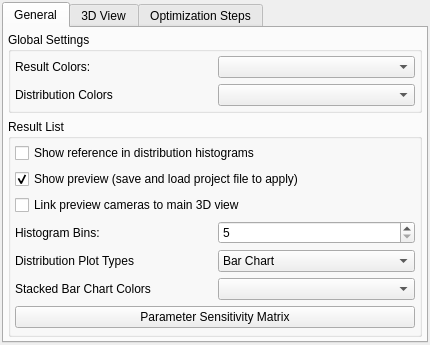
Above: modules/FiAKEr/FiAKErSettings.ui from 3dct/open_iA before the change. Below: the same form after it.
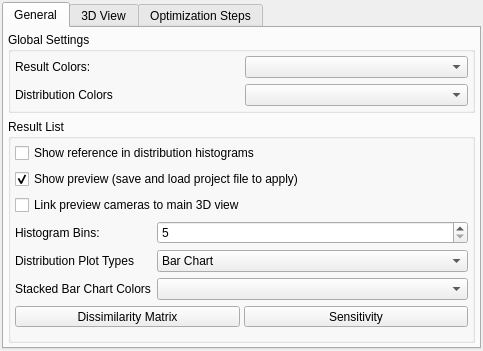
That is the form after the change.

Commit message: FIAKER: New button for sensitivity computation

```diff
--- a/modules/FiAKEr/FiAKErSettings.ui
+++ b/modules/FiAKEr/FiAKErSettings.ui
@@ -6,8 +6,8 @@
    <rect>
     <x>0</x>
     <y>0</y>
-    <width>403</width>
-    <height>330</height>
+    <width>483</width>
+    <height>351</height>
    </rect>
   </property>
   <property name="windowTitle">
@@ -110,20 +110,6 @@
           <property name="bottomMargin">
            <number>4</number>
           </property>
-          <item row="5" column="0">
-           <widget class="QLabel" name="lbHistogramShow">
-            <property name="text">
-             <string>Histogram Bins:</string>
-            </property>
-           </widget>
-          </item>
-          <item row="8" column="0" colspan="2">
-           <widget class="QPushButton" name="pbSensitivity">
-            <property name="text">
-             <string>Parameter Sensitivity Matrix</string>
-            </property>
-           </widget>
-          </item>
           <item row="0" column="0" colspan="2">
            <widget class="QCheckBox" name="cbShowReferenceDistribution">
             <property name="text">
@@ -131,29 +117,14 @@
             </property>
            </widget>
           </item>
-          <item row="7" column="0">
-           <widget class="QLabel" name="lbStackedBarColors">
-            <property name="text">
-             <string>Stacked Bar Chart Colors</string>
-            </property>
-           </widget>
-          </item>
-          <item row="6" column="1">
-           <widget class="QComboBox" name="cmbboxDistributionPlotType">
-            <item>
-             <property name="text">
-              <string>Bar Chart</string>
-             </property>
-            </item>
-            <item>
-             <property name="text">
-              <string>Line Graph</string>
-             </property>
-            </item>
-           </widget>
-          </item>
           <item row="5" column="1">
            <widget class="QSpinBox" name="sbHistogramBins">
+            <property name="sizePolicy">
+             <sizepolicy hsizetype="Expanding" vsizetype="Fixed">
+              <horstretch>0</horstretch>
+              <verstretch>0</verstretch>
+             </sizepolicy>
+            </property>
             <property name="minimum">
              <number>5</number>
             </property>
@@ -162,8 +133,56 @@
             </property>
            </widget>
           </item>
+          <item row="5" column="0">
+           <widget class="QLabel" name="lbHistogramShow">
+            <property name="text">
+             <string>Histogram Bins:</string>
+            </property>
+           </widget>
+          </item>
+          <item row="6" column="0">
+           <widget class="QLabel" name="lbDistributionPlotType">
+            <property name="text">
+             <string>Distribution Plot Types</string>
+            </property>
+           </widget>
+          </item>
           <item row="7" column="1">
-           <widget class="QComboBox" name="cmbboxStackedBarChartColors"/>
+           <widget class="QComboBox" name="cmbboxStackedBarChartColors">
+            <property name="sizePolicy">
+             <sizepolicy hsizetype="Expanding" vsizetype="Fixed">
+              <horstretch>0</horstretch>
+              <verstretch>0</verstretch>
+             </sizepolicy>
+            </property>
+           </widget>
+          </item>
+          <item row="4" column="0" colspan="2">
+           <widget class="QCheckBox" name="cbLinkPreviews">
+            <property name="text">
+             <string>Link preview cameras to main 3D view</string>
+            </property>
+           </widget>
+          </item>
+          <item row="6" column="1">
+           <widget class="QComboBox" name="cmbboxDistributionPlotType">
+            <property name="sizePolicy">
+             <sizepolicy hsizetype="Expanding" vsizetype="Fixed">
+              <horstretch>0</horstretch>
+              <verstretch>0</verstretch>
+             </sizepolicy>
+            </property>
+            <item>
+             <property name="text">
+              <string>Bar Chart</string>
+             </property>
+            </item>
+            <item>
+             <property name="text">
+              <string>Line Graph</string>
+             </property>
+            </item>
+           </widget>
           </item>
           <item row="10" column="0" colspan="2">
            <spacer name="verticalSpacer_2">
@@ -178,10 +197,10 @@
             </property>
            </spacer>
           </item>
-          <item row="6" column="0">
-           <widget class="QLabel" name="lbDistributionPlotType">
+          <item row="7" column="0">
+           <widget class="QLabel" name="lbStackedBarColors">
             <property name="text">
-             <string>Distribution Plot Types</string>
+             <string>Stacked Bar Chart Colors</string>
             </property>
            </widget>
           </item>
@@ -198,11 +217,51 @@
             </property>
            </widget>
           </item>
-          <item row="4" column="0" colspan="2">
-           <widget class="QCheckBox" name="cbLinkPreviews">
-            <property name="text">
-             <string>Link preview cameras to main 3D view</string>
-            </property>
+          <item row="8" column="0" colspan="2">
+           <widget class="QWidget" name="widget" native="true">
+            <layout class="QHBoxLayout" name="buttonLayout">
+             <property name="spacing">
+              <number>4</number>
+             </property>
+             <property name="leftMargin">
+              <number>0</number>
+             </property>
+             <property name="topMargin">
+              <number>0</number>
+             </property>
+             <property name="rightMargin">
+              <number>0</number>
+             </property>
+             <property name="bottomMargin">
+              <number>0</number>
+             </property>
+             <item>
+              <widget class="QToolButton" name="pbDissimilarityMatrix">
+               <property name="sizePolicy">
+                <sizepolicy hsizetype="Preferred" vsizetype="Fixed">
+                 <horstretch>0</horstretch>
+                 <verstretch>0</verstretch>
+                </sizepolicy>
+               </property>
+               <property name="text">
+                <string>Dissimilarity Matrix</string>
+               </property>
+              </widget>
+             </item>
+             <item>
+              <widget class="QToolButton" name="pbSensitivity">
+               <property name="sizePolicy">
+                <sizepolicy hsizetype="Preferred" vsizetype="Fixed">
+                 <horstretch>0</horstretch>
+                 <verstretch>0</verstretch>
+                </sizepolicy>
+               </property>
+               <property name="text">
+                <string>Sensitivity</string>
+               </property>
+              </widget>
+             </item>
+            </layout>
            </widget>
           </item>
          </layout>
@@ -560,8 +619,8 @@
            <rect>
             <x>0</x>
             <y>0</y>
-            <width>373</width>
-            <height>235</height>
+            <width>449</width>
+            <height>240</height>
            </rect>
           </property>
           <layout class="QVBoxLayout" name="verticalLayout_2">
```
The commit also changes 2 other files.
